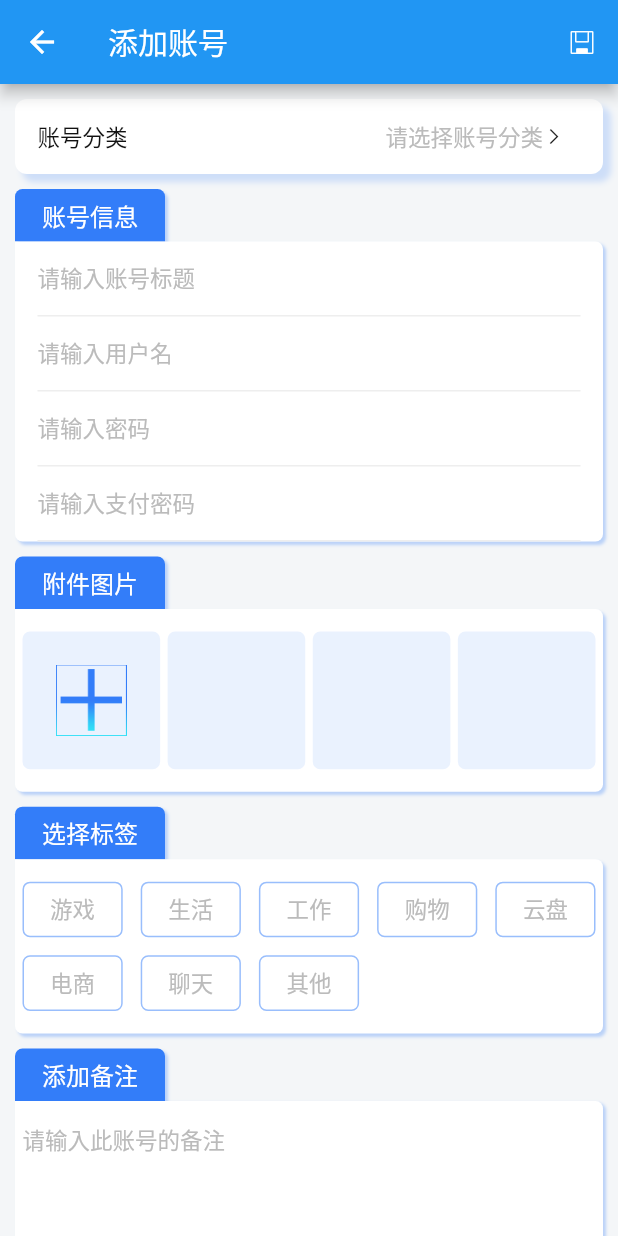
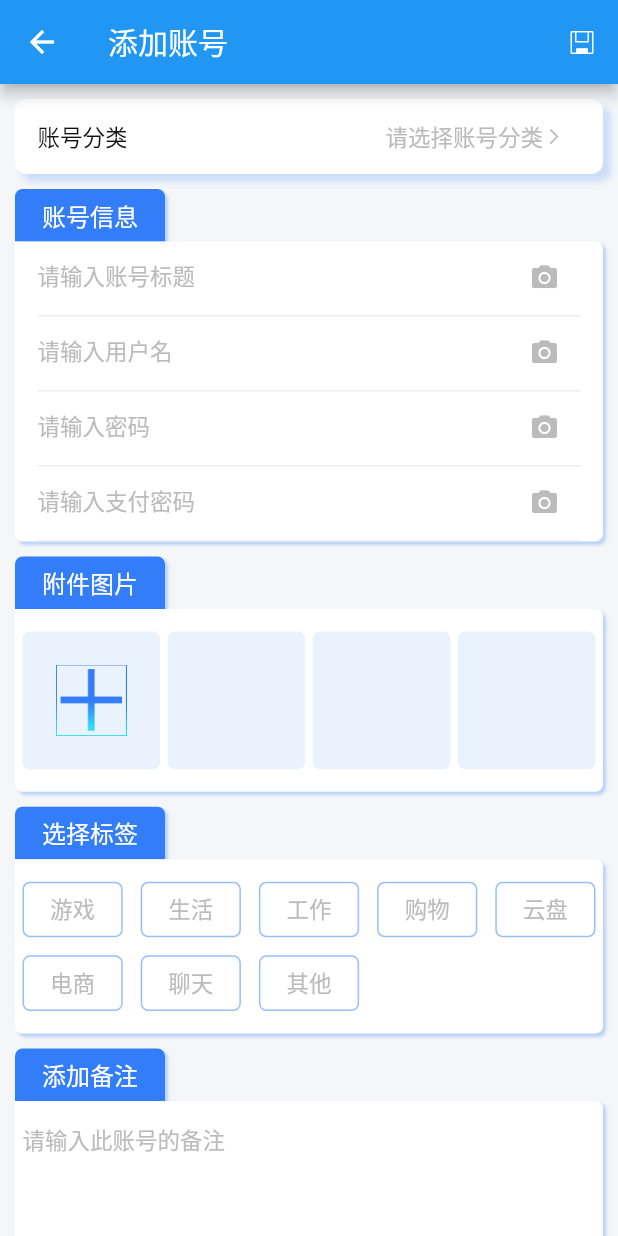
Before and after one commit to vvkeep/flutter-remember, a Flutter app: the HomeItemDetailPage screen opened by its route, on a phone screen of 412 x 824 dp. Run offline on Flutter 3.47's test engine with Material 2 defaults, Android fonts, the phone set to English and light mode, and no system bars; our stand-ins replace event_bus, fluttertoast, get, image_picker, local_auth; missing offline and left inert: sp_util.

Commit message:
home page

```diff
--- a/lib/page/home/home_item_detail_page.dart
+++ b/lib/page/home/home_item_detail_page.dart
@@ -2,6 +2,9 @@ import 'package:flutter/material.dart';
 import 'package:remember/common/constant.dart';
 import 'package:remember/mock/mock.dart';
 import 'package:remember/page/home/widget/home_item_detail_choose_image_widget.dart';
+import 'dart:async';
+import 'package:flutter/services.dart';
+import 'package:image_picker/image_picker.dart';
 
 class HomeItemDetailPage extends StatefulWidget {
   HomeItemDetailPage({Key? key}) : super(key: key);
@@ -11,7 +14,26 @@ class HomeItemDetailPage extends StatefulWidget {
 }
 
 class _HomeItemDetailPageState extends State<HomeItemDetailPage> {
-  Widget _buildInputField(String hitText) {
+  final FocusNode accountNode = FocusNode();
+  final FocusNode userNameNode = FocusNode();
+  final FocusNode passwordNode = FocusNode();
+  final FocusNode payNode = FocusNode();
+  final FocusNode remarkNode = FocusNode();
+
+  @override
+  void initState() {
+    super.initState();
+  }
+
+  chooseImg() async {
+    final picker = ImagePicker();
+    final pickedFile = await picker.pickImage(source: ImageSource.gallery);
+    if (pickedFile == null) {
+      return;
+    }
+  }
+
+  Widget _buildInputField(String hitText, FocusNode focusNode) {
     return Container(
       height: 50,
       margin: EdgeInsets.symmetric(horizontal: 15),
@@ -24,10 +46,23 @@ class _HomeItemDetailPageState extends State<HomeItemDetailPage> {
         ),
       ),
       child: TextField(
+        focusNode: focusNode,
         decoration: InputDecoration(
           hintText: hitText,
           hintStyle: RMTextStyle.normalTextLight,
           border: InputBorder.none,
+          suffixIcon: IconButton(
+            onPressed: () {
+              focusNode.unfocus();
+              focusNode.canRequestFocus = false;
+              Future.delayed(Duration(milliseconds: 100), () {
+                focusNode.canRequestFocus = true;
+              });
+              this.chooseImg();
+            },
+            iconSize: 20,
+            icon: Icon(Icons.photo_camera, color: RMColors.lightTextColor),
+          ),
         ),
       ),
     );
@@ -66,7 +101,15 @@ class _HomeItemDetailPageState extends State<HomeItemDetailPage> {
           )
         ],
       ),
-      body: SingleChildScrollView(
+      body: GestureDetector(
+        onTap: () {
+          accountNode.unfocus();
+          userNameNode.unfocus();
+          passwordNode.unfocus();
+          payNode.unfocus();
+          remarkNode.unfocus();
+        },
+        child: SingleChildScrollView(
           child: Padding(
             padding: EdgeInsets.only(top: 10, left: 10, right: 10),
             child: Column(
@@ -100,7 +143,7 @@ class _HomeItemDetailPageState extends State<HomeItemDetailPage> {
                         child: Row(
                           children: [
                             Text('请选择账号分类', style: RMTextStyle.normalTextLight),
-                          Icon(RMIcons.arrow, size: 15),
+                            Icon(RMIcons.arrow, size: 15, color: RMColors.lightTextColor),
                             SizedBox(width: 10),
                           ],
                         ),
@@ -129,10 +172,10 @@ class _HomeItemDetailPageState extends State<HomeItemDetailPage> {
                   ),
                   child: Column(
                     children: [
-                    _buildInputField("请输入账号标题"),
-                    _buildInputField("请输入用户名"),
-                    _buildInputField("请输入密码"),
-                    _buildInputField("请输入支付密码"),
+                      _buildInputField("请输入账号标题", accountNode),
+                      _buildInputField("请输入用户名", userNameNode),
+                      _buildInputField("请输入密码", passwordNode),
+                      _buildInputField("请输入支付密码", payNode),
                     ],
                   ),
                 ),
@@ -204,6 +247,7 @@ class _HomeItemDetailPageState extends State<HomeItemDetailPage> {
                     ],
                   ),
                   child: TextField(
+                    focusNode: remarkNode,
                     decoration: InputDecoration(
                       isCollapsed: true,
                       border: InputBorder.none,
@@ -213,8 +257,10 @@ class _HomeItemDetailPageState extends State<HomeItemDetailPage> {
                     style: RMTextStyle.normalTextDark,
                     maxLines: 5,
                   ),
-              )
+                ),
+                SizedBox(height: 10),
               ],
+            ),
           ),
         ),
       ),
--- a/pubspec.yaml
+++ b/pubspec.yaml
@@ -38,7 +38,7 @@ dependencies:
   get: ^4.3.8
   local_auth: 1.1.7
   sp_util: ^2.0.3
-
+  image_picker: ^0.8.4
 
 dev_dependencies:
   flutter_test:
```
Also changed, not shown: pubspec.lock, 3 other files. Lines whose indentation alone changed are shown as unchanged.
